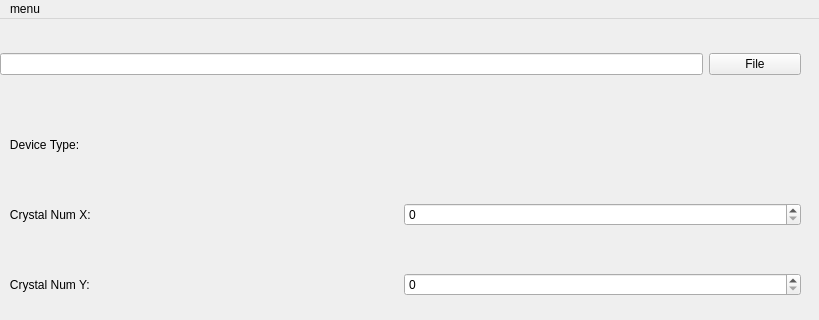
The window that mainwindow.ui (DYHNoah/VisualSample) describes before a commit, drawn with Qt 5; both pictures show x 0 to 819 and y 0 to 320 of the 819 by 480 pixel window.
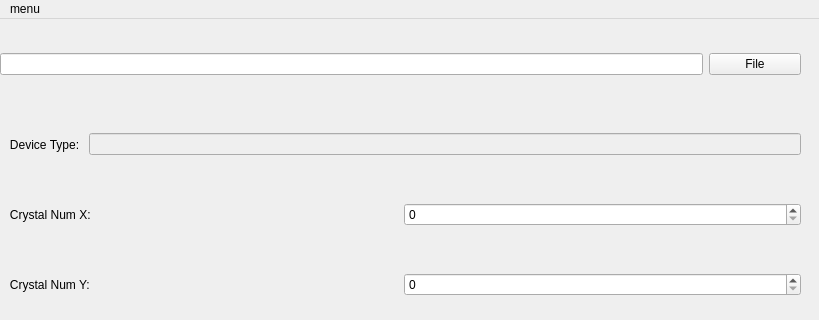
The same window after the commit.

Patch:
```diff
--- a/mainwindow.ui
+++ b/mainwindow.ui
@@ -63,6 +63,13 @@
        </property>
       </widget>
      </item>
+     <item>
+      <widget class="QLineEdit" name="lineEdit_2">
+       <property name="enabled">
+        <bool>false</bool>
+       </property>
+      </widget>
+     </item>
     </layout>
    </widget>
    <widget class="QWidget" name="horizontalLayoutWidget_3">
```
Left out of the diff: 2 changed lines with no effect on the pictures.
